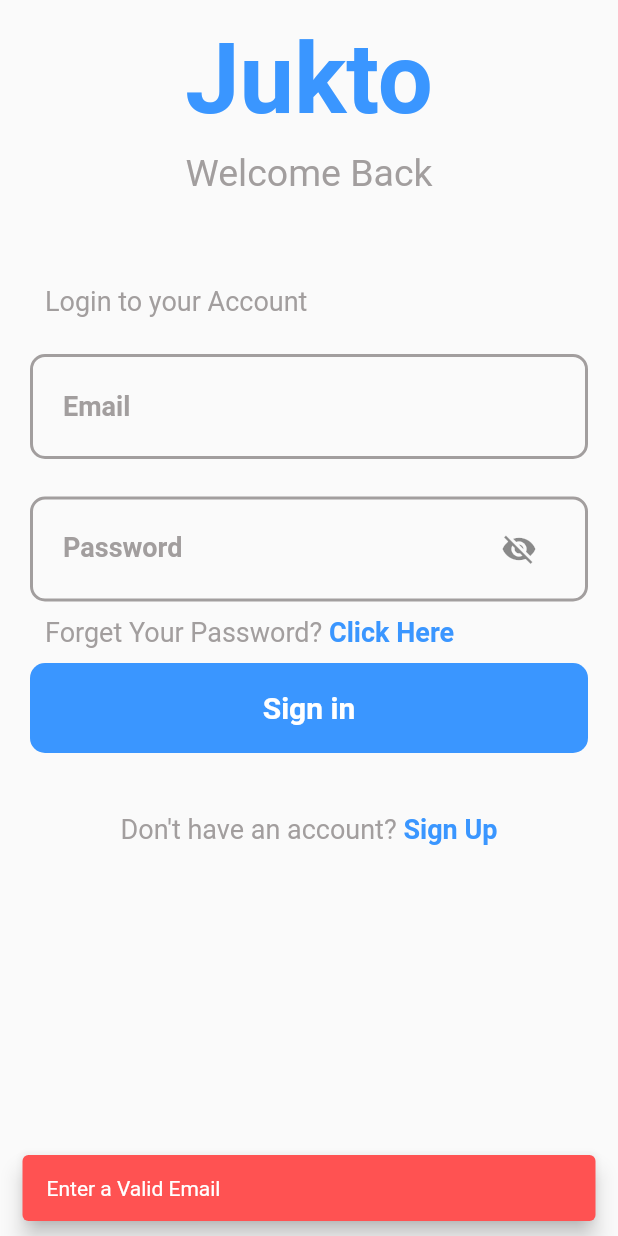
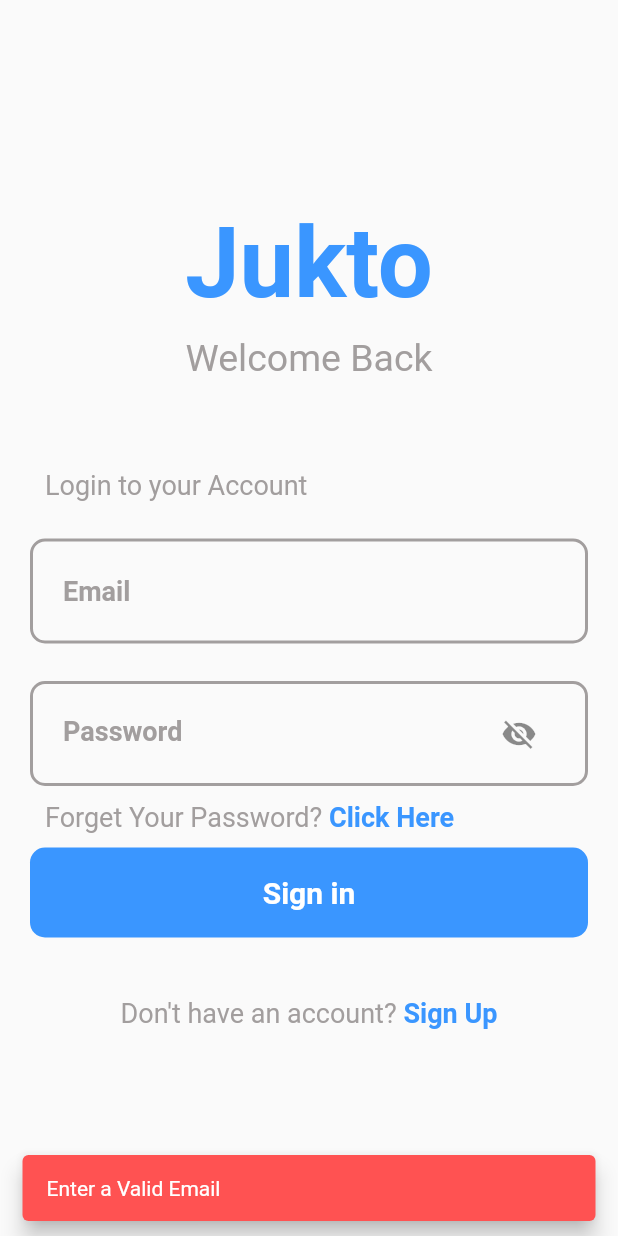
Before and after one commit to MdAshrafUllah/jukto, a Flutter app: the screen it shows after launch, after a tap on "Sign in", on a phone screen of 412 x 824 dp. Run offline on Flutter 3.47's test engine with Material 2 defaults, Android fonts, the phone set to English and light mode, and no system bars; drawn by our look-alikes of modal_progress_hud_nsn; our stand-ins replace awesome_bottom_bar, cached_network_image, cloud_firestore, file_picker, firebase_auth, firebase_core and 9 more; missing offline and left inert: flutter_downloader, flutter_pdfview; accounts and stored records are empty; network calls fail.

Commit message:
Update Code

```diff
--- a/lib/authentication/loginPage.dart
+++ b/lib/authentication/loginPage.dart
@@ -47,7 +47,8 @@ class _LoginPageState extends State<LoginPage> {
           });
           Navigator.push(
             context,
-            MaterialPageRoute(builder: (BuildContext context) => welcomePage()),
+            MaterialPageRoute(
+                builder: (BuildContext context) => const welcomePage()),
           );
         }
       } catch (e) {
@@ -62,17 +63,17 @@ class _LoginPageState extends State<LoginPage> {
   @override
   Widget build(BuildContext context) {
     final themeProvider = Provider.of<ThemeProvider>(context);
+    final size = MediaQuery.of(context).size;
     return Scaffold(
       body: ModalProgressHUD(
         inAsyncCall: showSpinner,
         child: SingleChildScrollView(
+          child: Container(
+            height: size.height,
             child: Column(
               mainAxisAlignment: MainAxisAlignment.center,
-            children: <Widget>[
-              SizedBox(
-                height: 15,
-              ),
-              Center(
+              children: [
+                const Center(
                   child: Text(
                     "Jukto",
                     style: TextStyle(
@@ -83,10 +84,10 @@ class _LoginPageState extends State<LoginPage> {
                     ),
                   ),
                 ),
-              SizedBox(
+                const SizedBox(
                   height: 10,
                 ),
-              Center(
+                const Center(
                   child: Text(
                     "Welcome Back",
                     style: TextStyle(
@@ -97,8 +98,8 @@ class _LoginPageState extends State<LoginPage> {
                   ),
                 ),
                 Container(
-                margin: EdgeInsets.only(top: 60),
-                child: Text(
+                  margin: const EdgeInsets.only(top: 60),
+                  child: const Text(
                     'Login to your Account',
                     style: TextStyle(
                       fontFamily: 'Roboto',
@@ -107,39 +108,40 @@ class _LoginPageState extends State<LoginPage> {
                     ),
                   ),
                   alignment: Alignment.topLeft,
-                padding: EdgeInsets.only(left: 30),
+                  padding: const EdgeInsets.only(left: 30),
                 ),
-              SizedBox(
+                const SizedBox(
                   height: 25,
                 ),
                 Container(
-                margin: EdgeInsets.only(left: 20, right: 20),
-                padding: EdgeInsets.only(left: 20, right: 20),
+                  margin: const EdgeInsets.only(left: 20, right: 20),
+                  padding: const EdgeInsets.only(left: 20, right: 20),
                   height: 70,
                   decoration: BoxDecoration(
                     borderRadius: BorderRadius.circular(10),
                     border: Border.all(
                       width: 2,
-                    color: Color.fromRGBO(162, 158, 158, 1),
+                      color: const Color.fromRGBO(162, 158, 158, 1),
                     ),
                   ),
                   alignment: Alignment.center,
                   child: TextField(
                     inputFormatters: [
-                    FilteringTextInputFormatter.deny(
-                        RegExp(r'^[+]*[(]{0,1}[0-9]{1,4}[)]{0,1}[-\s\./0-9]*$'))
+                      FilteringTextInputFormatter.deny(RegExp(
+                          r'^[+]*[(]{0,1}[0-9]{1,4}[)]{0,1}[-\s\./0-9]*$'))
                     ],
                     controller: _emailController,
                     style: TextStyle(
                       fontFamily: 'Roboto',
-                    color:
-                        themeProvider.isDarkMode ? Colors.white : Colors.black,
+                      color: themeProvider.isDarkMode
+                          ? Colors.white
+                          : Colors.black,
                       fontSize: 18,
                       fontWeight: FontWeight.bold,
                     ),
                     keyboardType: TextInputType.emailAddress,
-                  cursorColor: Color.fromRGBO(58, 150, 255, 1),
-                  decoration: InputDecoration(
+                    cursorColor: const Color.fromRGBO(58, 150, 255, 1),
+                    decoration: const InputDecoration(
                       hintText: 'Email',
                       hintStyle: TextStyle(
                         fontFamily: 'Roboto',
@@ -152,23 +154,24 @@ class _LoginPageState extends State<LoginPage> {
                     onChanged: (value) {
                       _emailController.value = _emailController.value.copyWith(
                         text: value.toLowerCase(),
-                      selection: TextSelection.collapsed(offset: value.length),
+                        selection:
+                            TextSelection.collapsed(offset: value.length),
                       );
                     },
                   ),
                 ),
-              SizedBox(
+                const SizedBox(
                   height: 25,
                 ),
                 Container(
-                margin: EdgeInsets.only(left: 20, right: 20),
-                padding: EdgeInsets.only(left: 20, right: 20),
+                  margin: const EdgeInsets.only(left: 20, right: 20),
+                  padding: const EdgeInsets.only(left: 20, right: 20),
                   height: 70,
                   decoration: BoxDecoration(
                     borderRadius: BorderRadius.circular(10),
                     border: Border.all(
                       width: 2,
-                    color: Color.fromRGBO(162, 158, 158, 1),
+                      color: const Color.fromRGBO(162, 158, 158, 1),
                     ),
                   ),
                   alignment: Alignment.center,
@@ -176,17 +179,18 @@ class _LoginPageState extends State<LoginPage> {
                     controller: _passwordController,
                     style: TextStyle(
                       fontFamily: 'Roboto',
-                    color:
-                        themeProvider.isDarkMode ? Colors.white : Colors.black,
+                      color: themeProvider.isDarkMode
+                          ? Colors.white
+                          : Colors.black,
                       fontSize: 18,
                       fontWeight: FontWeight.bold,
                     ),
                     keyboardType: TextInputType.visiblePassword,
-                  cursorColor: Color.fromRGBO(58, 150, 255, 1),
+                    cursorColor: const Color.fromRGBO(58, 150, 255, 1),
                     obscureText: _passwordVisible,
                     decoration: InputDecoration(
                       hintText: 'Password',
-                    hintStyle: TextStyle(
+                      hintStyle: const TextStyle(
                         fontFamily: 'Roboto',
                         color: Color.fromRGBO(162, 158, 158, 1),
                         fontSize: 18,
@@ -208,13 +212,13 @@ class _LoginPageState extends State<LoginPage> {
                     ),
                   ),
                 ),
-              SizedBox(
+                const SizedBox(
                   height: 10,
                 ),
                 Container(
                   child: Row(
                     children: <Widget>[
-                    Text(
+                      const Text(
                         'Forget Your Password?',
                         style: TextStyle(
                           fontFamily: 'Roboto',
@@ -228,11 +232,11 @@ class _LoginPageState extends State<LoginPage> {
                             context,
                             MaterialPageRoute(
                               builder: (BuildContext context) =>
-                                ForgatePasswordPage(),
+                                  const ForgatePasswordPage(),
                             ),
                           );
                         },
-                      child: Text(
+                        child: const Text(
                           ' Click Here',
                           style: TextStyle(
                             fontFamily: 'Roboto',
@@ -245,22 +249,22 @@ class _LoginPageState extends State<LoginPage> {
                     ],
                   ),
                   alignment: Alignment.topLeft,
-                padding: EdgeInsets.only(left: 30),
+                  padding: const EdgeInsets.only(left: 30),
                 ),
-              SizedBox(
+                const SizedBox(
                   height: 10,
                 ),
                 InkWell(
                   child: Container(
-                  margin: EdgeInsets.only(left: 20, right: 20),
-                  padding: EdgeInsets.only(left: 20, right: 20),
+                    margin: const EdgeInsets.only(left: 20, right: 20),
+                    padding: const EdgeInsets.only(left: 20, right: 20),
                     height: 60,
                     decoration: BoxDecoration(
-                    color: Color.fromRGBO(58, 150, 255, 1),
+                      color: const Color.fromRGBO(58, 150, 255, 1),
                       borderRadius: BorderRadius.circular(10),
                     ),
                     alignment: Alignment.center,
-                  child: Text(
+                    child: const Text(
                       'Sign in',
                       style: TextStyle(
                         fontFamily: 'Roboto',
@@ -294,14 +298,14 @@ class _LoginPageState extends State<LoginPage> {
                               context,
                               MaterialPageRoute(
                                   builder: (BuildContext context) =>
-                                    welcomePage()),
+                                      const welcomePage()),
                             );
                             ScaffoldMessenger.of(context).showSnackBar(SnackBar(
                                 behavior: SnackBarBehavior.floating,
                                 backgroundColor: Colors.green,
                                 content: Text(
                                   '${user!.displayName} Welcome Back.',
-                                style: TextStyle(
+                                  style: const TextStyle(
                                     color: Colors.white,
                                     fontFamily: 'Roboto',
                                   ),
@@ -315,7 +319,8 @@ class _LoginPageState extends State<LoginPage> {
                             setState(() {
                               showSpinner = false;
                             });
-                          ScaffoldMessenger.of(context).showSnackBar(SnackBar(
+                            ScaffoldMessenger.of(context)
+                                .showSnackBar(const SnackBar(
                                     behavior: SnackBarBehavior.floating,
                                     backgroundColor: Colors.redAccent,
                                     content: Text(
@@ -329,7 +334,8 @@ class _LoginPageState extends State<LoginPage> {
                             setState(() {
                               showSpinner = false;
                             });
-                          ScaffoldMessenger.of(context).showSnackBar(SnackBar(
+                            ScaffoldMessenger.of(context)
+                                .showSnackBar(const SnackBar(
                                     behavior: SnackBarBehavior.floating,
                                     backgroundColor: Colors.redAccent,
                                     content: Text(
@@ -345,7 +351,8 @@ class _LoginPageState extends State<LoginPage> {
                         setState(() {
                           showSpinner = false;
                         });
-                      ScaffoldMessenger.of(context).showSnackBar(SnackBar(
+                        ScaffoldMessenger.of(context)
+                            .showSnackBar(const SnackBar(
                                 behavior: SnackBarBehavior.floating,
                                 backgroundColor: Colors.redAccent,
                                 content: Text(
@@ -357,7 +364,7 @@ class _LoginPageState extends State<LoginPage> {
                                 )));
                       }
                     } else {
-                    ScaffoldMessenger.of(context).showSnackBar(SnackBar(
+                      ScaffoldMessenger.of(context).showSnackBar(const SnackBar(
                         behavior: SnackBarBehavior.floating,
                         backgroundColor: Colors.redAccent,
                         content: Text(
@@ -371,14 +378,14 @@ class _LoginPageState extends State<LoginPage> {
                     }
                   },
                 ),
-              SizedBox(
+                const SizedBox(
                   height: 40,
                 ),
                 Container(
                   child: Row(
                     mainAxisAlignment: MainAxisAlignment.center,
                     children: <Widget>[
-                    Text(
+                      const Text(
                         "Don't have an account?",
                         style: TextStyle(
                           fontFamily: 'Roboto',
@@ -391,11 +398,12 @@ class _LoginPageState extends State<LoginPage> {
                           Navigator.push(
                             context,
                             MaterialPageRoute(
-                            builder: (BuildContext context) => signupPage(),
+                              builder: (BuildContext context) =>
+                                  const signupPage(),
                             ),
                           );
                         },
-                      child: Text(
+                        child: const Text(
                           ' Sign Up',
                           style: TextStyle(
                               fontFamily: 'Roboto',
@@ -408,6 +416,7 @@ class _LoginPageState extends State<LoginPage> {
                   ),
                 ),
               ],
+            ),
           ),
         ),
       ),
@@ -426,7 +435,7 @@ void nouserAlertDialog(BuildContext context) {
       Navigator.pushReplacement(
         context,
         MaterialPageRoute(
-          builder: (BuildContext context) => LoginPage(),
+          builder: (BuildContext context) => const LoginPage(),
         ),
       );
     },
@@ -465,7 +474,7 @@ void wrongpassAlertDialog(BuildContext context) {
       Navigator.pushReplacement(
         context,
         MaterialPageRoute(
-          builder: (BuildContext context) => LoginPage(),
+          builder: (BuildContext context) => const LoginPage(),
         ),
       );
     },
```
Also changed, not shown: lib/authentication/signupPage.dart (+15 -7 lines), lib/info/About.dart (+4 -4 lines), lib/useruse/BookDetailPage.dart (+13 -13 lines), pubspec.lock. Lines whose indentation alone changed are shown as unchanged.
